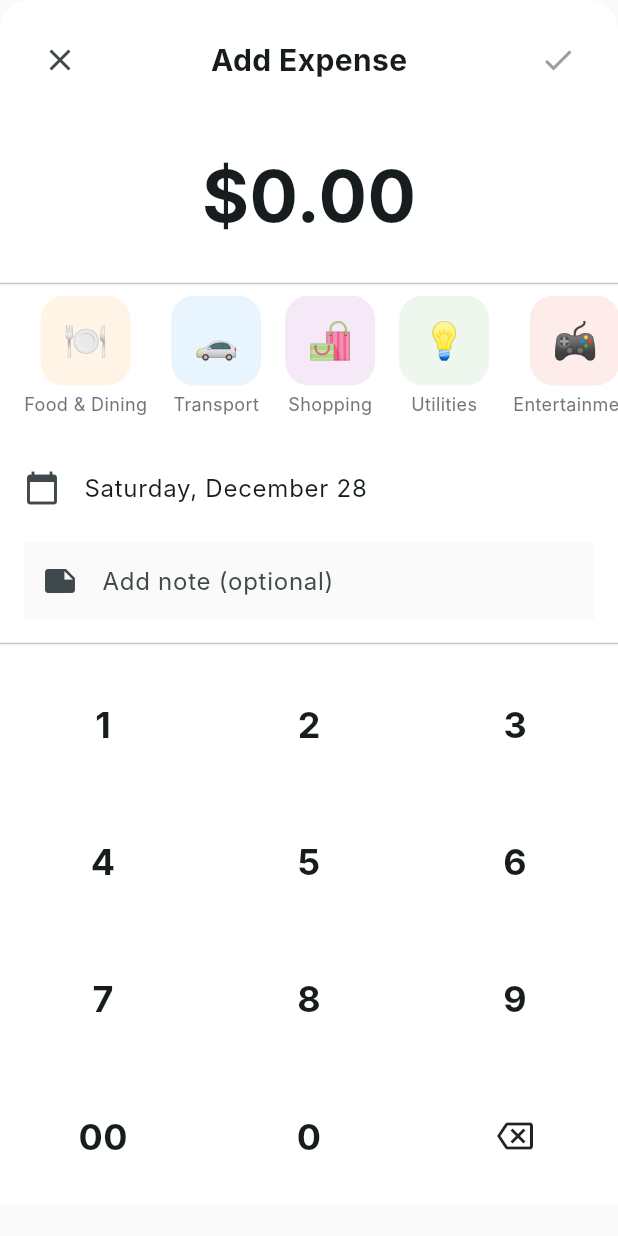
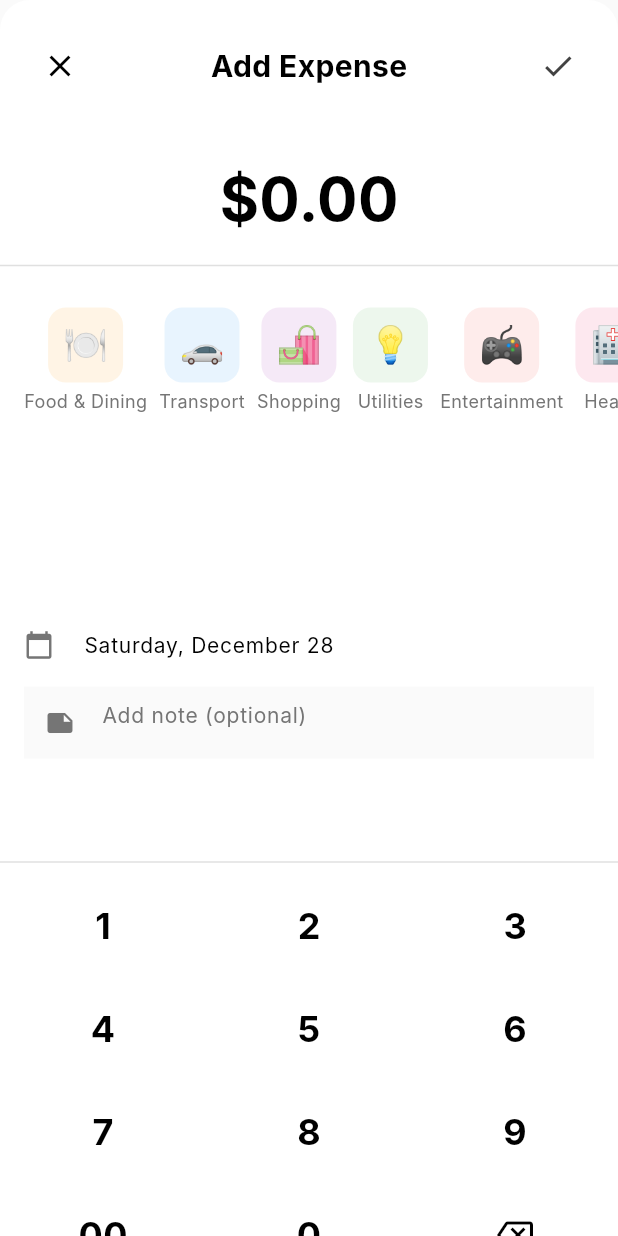
Before and after one commit to Saurabh-Tripathi11/expense_sight_v1, a Flutter app: the AddExpenseSheet widget shown alone on an empty page, opened directly, on a phone screen of 412 x 824 dp. Run offline on Flutter 3.47's test engine with Material 3 defaults, Android fonts, the light colour scheme and no system bars; our stand-ins replace google_sign_in, sqflite; accounts and stored records are empty; Roboto replaces fonts that are missing (Inter).

Commit message:
expense add screen
pixel leak and pop up

```diff
--- a/lib/presentation/screens/expense/add_expense_sheet.dart
+++ b/lib/presentation/screens/expense/add_expense_sheet.dart
@@ -71,14 +71,13 @@ class _AddExpenseSheetState extends State<AddExpenseSheet> with SingleTickerProv
   }
 
   Future<void> _saveExpense() async {
-    if (!_canSave) {
-      HapticFeedback.heavyImpact();
-      ScaffoldMessenger.of(context).showSnackBar(
-        const SnackBar(
-          content: Text('Please select a category'),
-          behavior: SnackBarBehavior.floating,
-        ),
-      );
+    if (_amount == '0') {
+      _showErrorDialog('Invalid Amount', 'Please enter an amount greater than 0');
+      return;
+    }
+
+    if (_selectedCategoryId == null) {
+      _showErrorDialog('Category Required', 'Please select a category for your expense');
       return;
     }
 
@@ -111,8 +110,46 @@ class _AddExpenseSheetState extends State<AddExpenseSheet> with SingleTickerProv
     }
   }
 
+  void _showErrorDialog(String title, String message) {
+    final isDark = Theme.of(context).brightness == Brightness.dark;
+
+    showDialog(
+      context: context,
+      builder: (context) => AlertDialog(
+        backgroundColor: isDark ? const Color(0xFF1E1E1E) : Colors.white,
+        title: Text(
+          title,
+          style: TextStyle(
+            color: isDark ? Colors.white : Colors.black,
+          ),
+        ),
+        content: Text(
+          message,
+          style: TextStyle(
+            color: isDark ? Colors.grey[300] : Colors.grey[700],
+          ),
+        ),
+        actions: [
+          TextButton(
+            onPressed: () => Navigator.pop(context),
+            child: Text(
+              'OK',
+              style: TextStyle(
+                color: isDark ? Colors.blue[300] : Colors.blue,
+              ),
+            ),
+          ),
+        ],
+      ),
+    );
+  }
+
   @override
   Widget build(BuildContext context) {
+    final isDark = Theme
+        .of(context)
+        .brightness == Brightness.dark;
+
     return GestureDetector(
       onTap: () => FocusScope.of(context).unfocus(),
       child: AnimatedBuilder(
@@ -127,26 +164,53 @@ class _AddExpenseSheetState extends State<AddExpenseSheet> with SingleTickerProv
           );
         },
         child: Container(
-          decoration: const BoxDecoration(
-            color: Colors.white,
-            borderRadius: BorderRadius.vertical(
+          padding: EdgeInsets.only(top: MediaQuery
+              .of(context)
+              .padding
+              .top),
+          decoration: BoxDecoration(
+            color: isDark ? const Color(0xFF1E1E1E) : Colors.white,
+            borderRadius: const BorderRadius.vertical(
               top: Radius.circular(20),
             ),
           ),
-          child: SafeArea(
           child: Column(
             mainAxisSize: MainAxisSize.min,
             children: [
               _buildHeader(),
+              Expanded(
+                flex: 4,
+                child: Column(
+                  children: [
                     _buildAmountDisplay(),
-                const Divider(),
+                    Divider(
+                      color: isDark ? Colors.grey[800] : Colors.grey[300],
+                    ),
                     _buildCategorySelector(),
+                  ],
+                ),
+              ),
+              Expanded(
+                flex: 2,
+                child: Column(
+                  children: [
                     _buildDateSelector(),
                     _buildNoteField(),
-                const Divider(),
-                _buildNumberPad(),
                   ],
                 ),
+              ),
+              Divider(
+                color: isDark ? Colors.grey[800] : Colors.grey[300],
+              ),
+              Expanded(
+                flex: 3,
+                child: _buildNumberPad(),
+              ),
+              SizedBox(height: MediaQuery
+                  .of(context)
+                  .padding
+                  .bottom),
+            ],
           ),
         ),
       ),
@@ -154,37 +218,44 @@ class _AddExpenseSheetState extends State<AddExpenseSheet> with SingleTickerProv
   }
 
   Widget _buildHeader() {
+    final isDark = Theme.of(context).brightness == Brightness.dark;
+
     return Padding(
-      padding: const EdgeInsets.all(16),
+      padding: const EdgeInsets.only(top: 20, left: 16, right: 16, bottom: 16),
       child: Row(
         mainAxisAlignment: MainAxisAlignment.spaceBetween,
         children: [
           IconButton(
-            icon: const Icon(Icons.close),
+            icon: Icon(Icons.close,
+                color: isDark ? Colors.white : Colors.black),
             onPressed: () async {
               await _animationController.reverse();
               if (mounted) Navigator.pop(context);
             },
           ),
-          const Text(
+          Text(
             'Add Expense',
             style: TextStyle(
               fontSize: 20,
               fontWeight: FontWeight.bold,
+              color: isDark ? Colors.white : Colors.black,
             ),
           ),
           _isProcessing
               ? const SizedBox(
             width: 48,
             height: 48,
-            child: CircularProgressIndicator(),
+            child: Padding(
+              padding: EdgeInsets.all(12),
+              child: CircularProgressIndicator(strokeWidth: 2),
+            ),
           )
               : IconButton(
             icon: Icon(
               Icons.check,
-              color: _canSave ? Colors.blue : Colors.grey,
+              color: isDark ? Colors.grey[400] : Colors.grey[800],
             ),
-            onPressed: _canSave ? _saveExpense : null,
+            onPressed: _saveExpense, // Remove the _canSave check here
           ),
         ],
       ),
@@ -192,17 +263,22 @@ class _AddExpenseSheetState extends State<AddExpenseSheet> with SingleTickerProv
   }
 
   Widget _buildAmountDisplay() {
+    final isDark = Theme
+        .of(context)
+        .brightness == Brightness.dark;
     final formattedAmount = '\$${_formatAmount(_amount)}';
 
     return Padding(
-      padding: const EdgeInsets.all(16),
+      padding: const EdgeInsets.only(top: 20, bottom: 8),
       child: Column(
+        mainAxisSize: MainAxisSize.min,
         children: [
           Text(
             formattedAmount,
-            style: const TextStyle(
-              fontSize: 48,
+            style: TextStyle(
+              fontSize: 40,
               fontWeight: FontWeight.bold,
+              color: isDark ? Colors.white : Colors.black,
             ),
           ),
           if (_selectedCategoryId != null) ...[
@@ -213,8 +289,8 @@ class _AddExpenseSheetState extends State<AddExpenseSheet> with SingleTickerProv
                 return Text(
                   category?.name ?? '',
                   style: TextStyle(
-                    fontSize: 16,
-                    color: Colors.grey[600],
+                    fontSize: 14,
+                    color: isDark ? Colors.grey[400] : Colors.grey[600],
                   ),
                 );
               },
@@ -224,6 +300,7 @@ class _AddExpenseSheetState extends State<AddExpenseSheet> with SingleTickerProv
       ),
     );
   }
+
 
   String _formatAmount(String amount) {
     if (amount.length > 2) {
@@ -239,18 +316,20 @@ class _AddExpenseSheetState extends State<AddExpenseSheet> with SingleTickerProv
       builder: (context, provider, _) {
         final categories = provider.categories;
 
-        return SizedBox(
-          height: 100,
+        return Padding(
+          padding: const EdgeInsets.only(top: 16), // Added top padding
+          child: SizedBox(
+            height: 90,
             child: ListView.builder(
               scrollDirection: Axis.horizontal,
-            padding: const EdgeInsets.symmetric(horizontal: 16),
+              padding: const EdgeInsets.symmetric(horizontal: 12),
               itemCount: categories.length,
               itemBuilder: (context, index) {
                 final category = categories[index];
                 final isSelected = category.id == _selectedCategoryId;
 
                 return Padding(
-                padding: const EdgeInsets.only(right: 16),
+                  padding: const EdgeInsets.all(4),
                   child: GestureDetector(
                     onTap: () {
                       HapticFeedback.selectionClick();
@@ -259,15 +338,14 @@ class _AddExpenseSheetState extends State<AddExpenseSheet> with SingleTickerProv
                     child: Column(
                       mainAxisSize: MainAxisSize.min,
                       children: [
-                      AnimatedContainer(
-                        duration: const Duration(milliseconds: 200),
-                        width: 60,
-                        height: 60,
+                        Container(
+                          width: 50,
+                          height: 50,
                           decoration: BoxDecoration(
                             color: isSelected
                                 ? category.color
                                 : category.color.withOpacity(0.1),
-                          borderRadius: BorderRadius.circular(16),
+                            borderRadius: BorderRadius.circular(12),
                           ),
                           child: Center(
                             child: Text(
@@ -285,7 +363,8 @@ class _AddExpenseSheetState extends State<AddExpenseSheet> with SingleTickerProv
                           style: TextStyle(
                             fontSize: 12,
                             fontWeight: isSelected ? FontWeight.bold : null,
-                          color: isSelected ? category.color : Colors.grey[600],
+                            color: isSelected ? category.color : Colors
+                                .grey[600],
                           ),
                         ),
                       ],
@@ -294,16 +373,30 @@ class _AddExpenseSheetState extends State<AddExpenseSheet> with SingleTickerProv
                 );
               },
             ),
+          ),
         );
       },
     );
   }
 
   Widget _buildDateSelector() {
+    final isDark = Theme
+        .of(context)
+        .brightness == Brightness.dark;
+
     return ListTile(
-      leading: const Icon(Icons.calendar_today),
+      dense: true,
+      leading: Icon(
+        Icons.calendar_today,
+        size: 20,
+        color: isDark ? Colors.grey[400] : Colors.grey[600],
+      ),
       title: Text(
         DateFormat('EEEE, MMMM d').format(_selectedDate),
+        style: TextStyle(
+          fontSize: 14,
+          color: isDark ? Colors.white : Colors.black,
+        ),
       ),
       onTap: () async {
         final date = await showDatePicker(
@@ -311,6 +404,19 @@ class _AddExpenseSheetState extends State<AddExpenseSheet> with SingleTickerProv
           initialDate: _selectedDate,
           firstDate: DateTime(2000),
           lastDate: DateTime.now().add(const Duration(days: 1)),
+          builder: (context, child) {
+            return Theme(
+              data: isDark
+                  ? ThemeData.dark().copyWith(
+                colorScheme: const ColorScheme.dark(
+                  primary: Colors.blue,
+                  surface: Color(0xFF1E1E1E),
+                ),
+              )
+                  : ThemeData.light(),
+              child: child!,
+            );
+          },
         );
         if (date != null) {
           setState(() => _selectedDate = date);
@@ -320,14 +426,30 @@ class _AddExpenseSheetState extends State<AddExpenseSheet> with SingleTickerProv
   }
 
   Widget _buildNoteField() {
+    final isDark = Theme
+        .of(context)
+        .brightness == Brightness.dark;
+
     return Padding(
-      padding: const EdgeInsets.symmetric(horizontal: 16, vertical: 8),
+      padding: const EdgeInsets.symmetric(horizontal: 16, vertical: 4),
       child: TextField(
         controller: _noteController,
-        decoration: const InputDecoration(
+        decoration: InputDecoration(
           hintText: 'Add note (optional)',
+          hintStyle: TextStyle(
+            color: isDark ? Colors.grey[400] : Colors.grey[600],
+          ),
           border: InputBorder.none,
-          prefixIcon: Icon(Icons.note),
+          prefixIcon: Icon(
+            Icons.note,
+            size: 20,
+            color: isDark ? Colors.grey[400] : Colors.grey[600],
+          ),
+          contentPadding: const EdgeInsets.symmetric(vertical: 8),
+        ),
+        style: TextStyle(
+          fontSize: 14,
+          color: isDark ? Colors.white : Colors.black,
         ),
         maxLines: 1,
         textInputAction: TextInputAction.done,
@@ -335,12 +457,15 @@ class _AddExpenseSheetState extends State<AddExpenseSheet> with SingleTickerProv
     );
   }
 
+
+// Update the NumberPad to use a smaller aspect ratio
   Widget _buildNumberPad() {
     return GridView.count(
       shrinkWrap: true,
       physics: const NeverScrollableScrollPhysics(),
       crossAxisCount: 3,
-      childAspectRatio: 1.5,
+      childAspectRatio: 2.0,
+      // Increased aspect ratio to make buttons shorter
       children: [
         _buildNumberKey('1'),
         _buildNumberKey('2'),
@@ -359,6 +484,10 @@ class _AddExpenseSheetState extends State<AddExpenseSheet> with SingleTickerProv
   }
 
   Widget _buildNumberKey(String number) {
+    final isDark = Theme
+        .of(context)
+        .brightness == Brightness.dark;
+
     return Material(
       color: Colors.transparent,
       child: InkWell(
@@ -366,9 +495,10 @@ class _AddExpenseSheetState extends State<AddExpenseSheet> with SingleTickerProv
         child: Center(
           child: Text(
             number,
-            style: const TextStyle(
+            style: TextStyle(
               fontSize: 24,
               fontWeight: FontWeight.bold,
+              color: isDark ? Colors.white : Colors.black,
             ),
           ),
         ),
@@ -377,6 +507,10 @@ class _AddExpenseSheetState extends State<AddExpenseSheet> with SingleTickerProv
   }
 
   Widget _buildDeleteKey() {
+    final isDark = Theme
+        .of(context)
+        .brightness == Brightness.dark;
+
     return Material(
       color: Colors.transparent,
       child: InkWell(
@@ -385,8 +519,11 @@ class _AddExpenseSheetState extends State<AddExpenseSheet> with SingleTickerProv
           HapticFeedback.heavyImpact();
           setState(() => _amount = '0');
         },
-        child: const Center(
-          child: Icon(Icons.backspace_outlined),
+        child: Center(
+          child: Icon(
+            Icons.backspace_outlined,
+            color: isDark ? Colors.white : Colors.black,
+          ),
         ),
       ),
     );
```
Also changed, not shown: pubspec.yaml (+6 -3 lines). Lines whose indentation alone changed are shown as unchanged.
